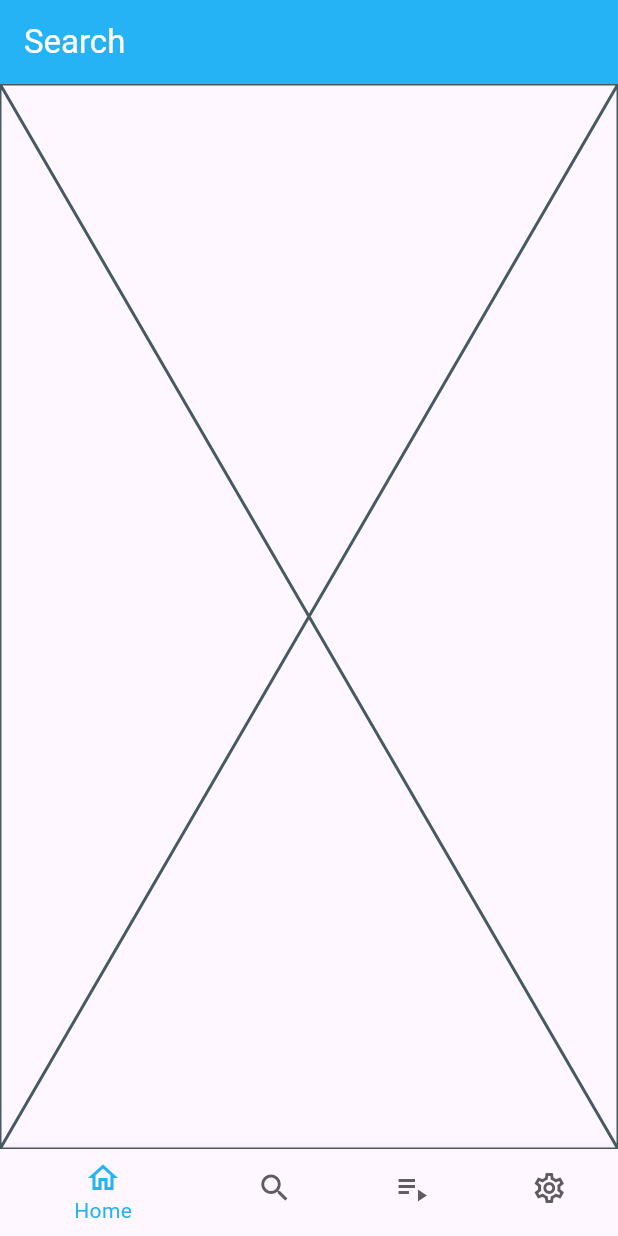
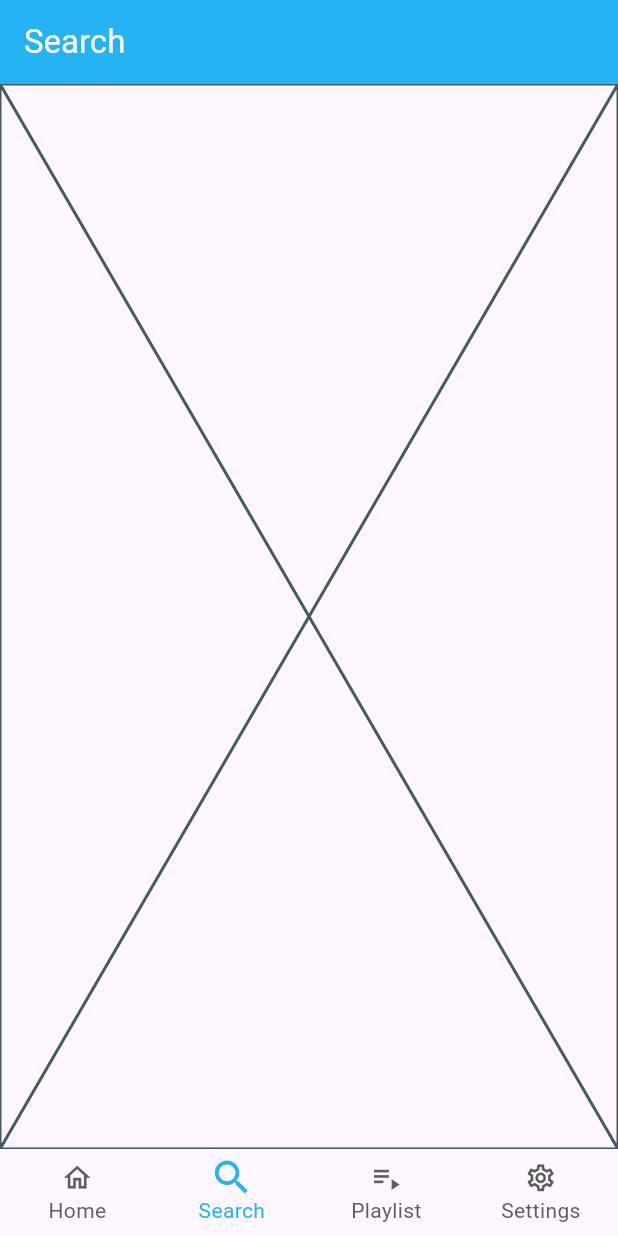
Before and after one commit to KendallRey/music-player-flutter, a Flutter app: the screen it shows after launch, item 2 of the bottom bar chosen, on a phone screen of 412 x 824 dp. Run offline on Flutter 3.47's test engine with Material 3 defaults, Android fonts, the phone set to English and light mode, and no system bars; our stand-ins replace go_router, just_audio, rxdart; missing offline and left inert: audio_session.

Commit message:
setup - update bottom navbar icon animation

```diff
--- a/lib/app/core/widgets/bottom_navigation_bar.dart
+++ b/lib/app/core/widgets/bottom_navigation_bar.dart
@@ -26,27 +26,97 @@ class MyBottomNavigationBar extends StatelessWidget {
 
   @override
   Widget build(BuildContext context) {
+    final String location = GoRouter.of(context).state!.uri.toString();
+    final int currentIndex = AppRoutes.indexes[location] ?? 0;
+
     return BottomNavigationBar(
+        type: BottomNavigationBarType.fixed,
+        selectedFontSize: 14,
+        unselectedFontSize: 14,
+        backgroundColor: Theme.of(context).scaffoldBackgroundColor,
+        currentIndex: currentIndex,
         onTap: (index) {
           handleNavigate(context, index);
         },
         items: [
           BottomNavigationBarItem(
-            icon: Icon(Icons.home_outlined),
+            icon: MyNavBarIcon(
+                icon: Icons.home_outlined, isFocused: currentIndex == 0),
             label: AppRoutes.titleHome,
           ),
           BottomNavigationBarItem(
-            icon: Icon(
-              Icons.search_outlined,
-            ),
+            icon: MyNavBarIcon(
+                icon: Icons.search_outlined, isFocused: currentIndex == 1),
             label: AppRoutes.titleSearch,
           ),
           BottomNavigationBarItem(
-              icon: Icon(Icons.playlist_play_outlined),
-              label: AppRoutes.titleSettings),
+              icon: MyNavBarIcon(
+                  icon: Icons.playlist_play_outlined,
+                  isFocused: currentIndex == 2),
+              label: AppRoutes.titlePlaylist),
           BottomNavigationBarItem(
-              icon: Icon(Icons.settings_outlined),
+              icon: MyNavBarIcon(
+                  icon: Icons.settings_outlined, isFocused: currentIndex == 3),
               label: AppRoutes.titleSettings),
         ]);
   }
 }
+
+class MyNavBarIcon extends StatefulWidget {
+  final IconData icon;
+  final bool isFocused;
+
+  const MyNavBarIcon({super.key, required this.isFocused, required this.icon});
+
+  @override
+  State<MyNavBarIcon> createState() => _MyNavBarIconState();
+}
+
+class _MyNavBarIconState extends State<MyNavBarIcon>
+    with SingleTickerProviderStateMixin {
+  late AnimationController _controller;
+  late Animation<double> _scaleAnimation;
+
+  @override
+  void initState() {
+    super.initState();
+    _controller = AnimationController(
+        vsync: this, duration: const Duration(milliseconds: 450));
+    _scaleAnimation = Tween<double>(begin: 0.9, end: 1.25).animate(
+      CurvedAnimation(parent: _controller, curve: Curves.elasticOut),
+    );
+
+    if (widget.isFocused) {
+      _controller.forward();
+    }
+  }
+
+  @override
+  void didUpdateWidget(MyNavBarIcon oldWidget) {
+    super.didUpdateWidget(oldWidget);
+
+    if (widget.isFocused) {
+      _controller.forward();
+    } else {
+      _controller.reverse();
+    }
+  }
+
+  @override
+  void dispose() {
+    _controller.dispose();
+    super.dispose();
+  }
+
+  @override
+  Widget build(BuildContext context) {
+    return AnimatedBuilder(
+        animation: _scaleAnimation,
+        builder: (ctx, child) {
+          return Transform.scale(
+            scale: _scaleAnimation.value,
+            child: Icon(widget.icon),
+          );
+        });
+  }
+}
--- a/lib/app/router.dart
+++ b/lib/app/router.dart
@@ -39,7 +39,7 @@ class AppRouter {
   final GoRouter router;
 
   AppRouter()
-      : router = GoRouter(initialLocation: AppRoutes.home, routes: [
+      : router = GoRouter(initialLocation: AppRoutes.settings, routes: [
           ShellRoute(
               builder: (context, state, child) {
                 final url = state.uri.toString();
```
